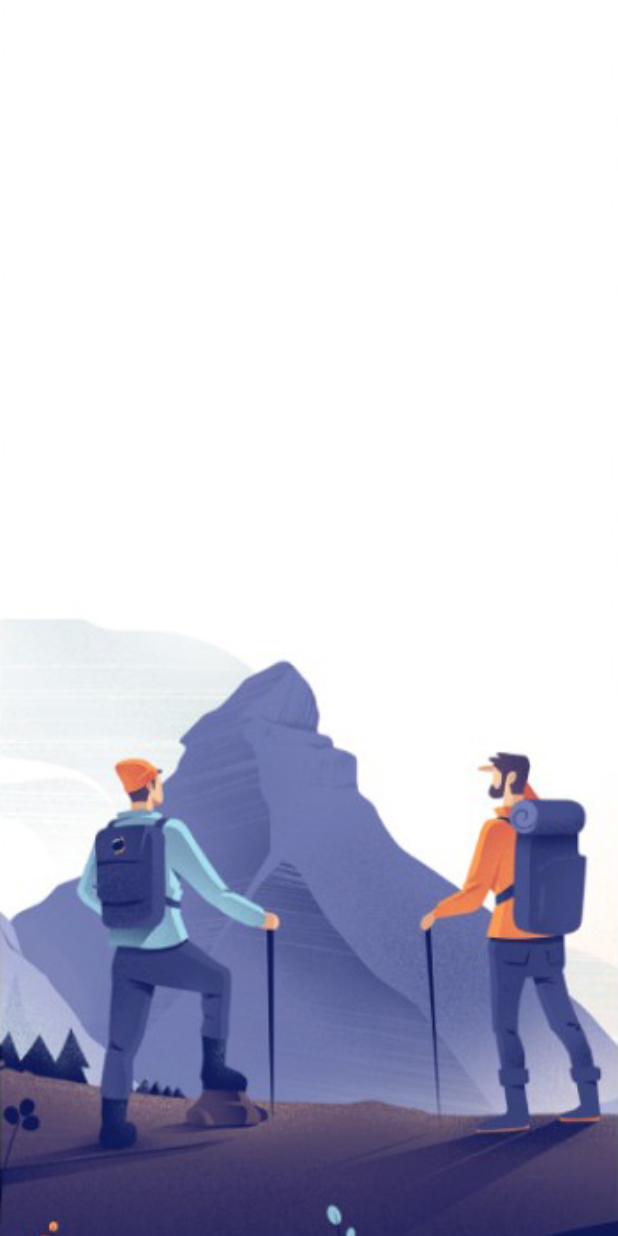
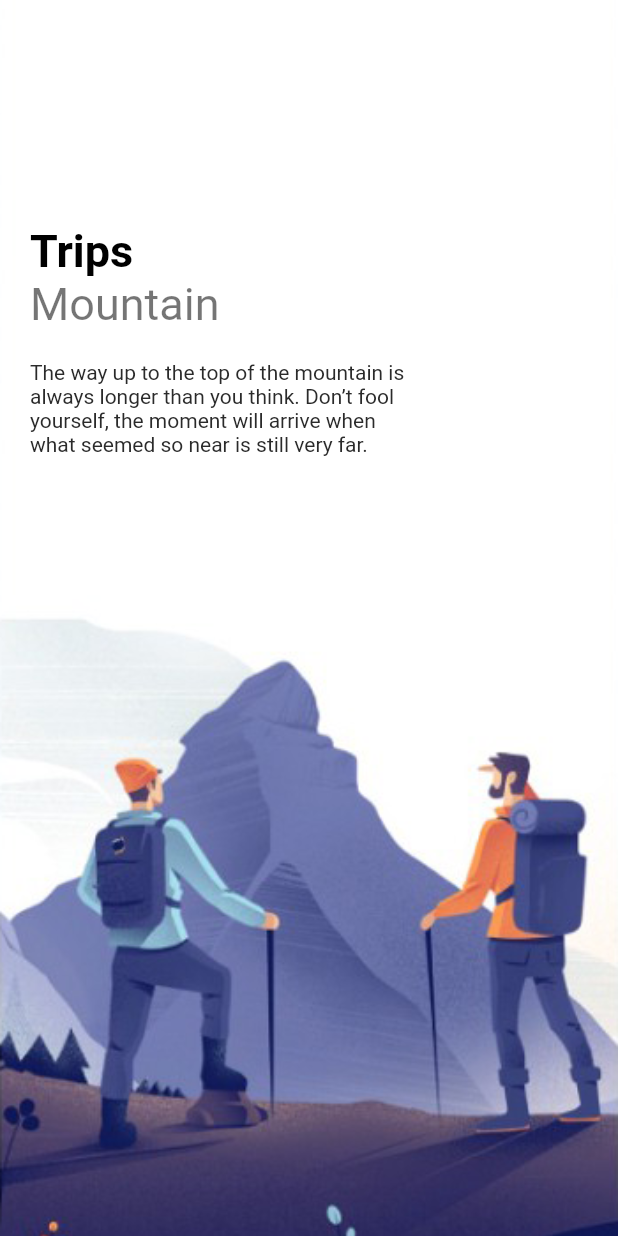
Before and after one commit to its-asaduzzaman/slider_app_flutter, a Flutter app: the screen it shows after launch, on a phone screen of 412 x 824 dp. Run offline on Flutter 3.47's test engine with Material 2 defaults, Android fonts, the phone set to English and light mode, and no system bars.

Commit message:
change image and add text for description

```diff
--- a/lib/main.dart
+++ b/lib/main.dart
@@ -1,5 +1,5 @@
 import 'package:flutter/material.dart';
-import 'package:slider_app_flutter/welcome_page.dart';
+import 'package:slider_app_flutter/pages/welcome_page.dart';
 
 void main() {
   runApp(const MyApp());
--- /dev/null
+++ b/lib/misc/colors.dart
@@ -0,0 +1,11 @@
+import 'dart:ui';
+
+class AppColors{
+  static final Color textColor1= Color(0xFF989acd);
+  static final Color textColor2 = Color(0xFF2A2A2A);
+  static final Color bigTextColor=Color(0xFF2e2e31);
+  static final Color mainColor= Color(0xFF5d69b3);
+  static final Color starColor = Color(0xFFe7bb4e);
+  static final Color mainTextColor = Color(0xFFababad);
+  static final Color buttonBackground = Color(0xFFf1f1f9);
+}
--- /dev/null
+++ b/lib/pages/welcome_page.dart
@@ -0,0 +1,71 @@
+import 'package:flutter/cupertino.dart';
+import 'package:flutter/material.dart';
+import 'package:slider_app_flutter/misc/colors.dart';
+import 'package:slider_app_flutter/widgets/app_large_text.dart';
+import 'package:slider_app_flutter/widgets/app_text.dart';
+
+class WelcomePage extends StatefulWidget {
+  const WelcomePage({Key? key}) : super(key: key);
+
+  @override
+  State<WelcomePage> createState() => _WelcomePageState();
+}
+
+class _WelcomePageState extends State<WelcomePage> {
+  List images = ['welcome-one.png', 'welcome-two.png', 'welcome-three.png'];
+  List placeTexts = ['Mountain', 'Sea Beach', 'Forest'];
+  List quotes = [
+    'The way up to the top of the mountain is always longer than you think. Don’t fool yourself, the moment will arrive when what seemed so near is still very far.',
+    'Beach Rules: Soak up the sun. Ride the waves. Breathe the salty air. Feel the breeze. Build sandcastles. Rest, relax, reflect. Collect seashells. Bare-feet required.',
+    'In some mysterious way woods have never seemed to me to be static things. In physical terms, I move through them; yet in metaphysical ones, they seem to move through me.'
+  ];
+
+  @override
+  Widget build(BuildContext context) {
+    return Scaffold(
+      body: PageView.builder(
+          scrollDirection: Axis.vertical,
+          itemCount: images.length,
+          itemBuilder: (_, index) {
+            return Container(
+              width: double.maxFinite,
+              height: double.maxFinite,
+              decoration: BoxDecoration(
+                image: DecorationImage(
+                  image: AssetImage("img/" + images[index]),
+                  fit: BoxFit.cover,
+                ),
+              ),
+              child: Container(
+                margin: const EdgeInsets.only(top: 150, left: 20, right: 20),
+                child: Row(
+                  children: <Widget>[
+                    Column(
+                      crossAxisAlignment: CrossAxisAlignment.start,
+                      children: <Widget>[
+                        AppLargeText(text: 'Trips'),
+                        AppText(
+                          text: placeTexts[index],
+                          size: 30.0,
+                        ),
+                        const SizedBox(
+                          height: 20.0,
+                        ),
+                        Container(
+                          width: 250,
+                          child: AppText(
+                            text: quotes[index],
+                            color: AppColors.textColor2,
+                            size: 14.0,
+                          ),
+                        ),
+                      ],
+                    )
+                  ],
+                ),
+              ),
+            );
+          }),
+    );
+  }
+}
--- a/lib/welcome_page.dart
+++ /dev/null
@@ -1,39 +0,0 @@
-import 'package:flutter/cupertino.dart';
-import 'package:flutter/material.dart';
-
-
-class WelcomePage extends StatefulWidget {
-  const WelcomePage({Key? key}) : super(key: key);
-
-  @override
-  State<WelcomePage> createState() => _WelcomePageState();
-}
-
-class _WelcomePageState extends State<WelcomePage> {
-  List images =['welcome-one.png',
-    'welcome-two.png',
-        'welcome-three.png'];
-  @override
-  Widget build(BuildContext context) {
-    return  Scaffold(
-      body: PageView.builder(
-          scrollDirection: Axis.vertical,
-          itemCount: images.length,
-          itemBuilder: (_, index){
-            return Container(
-              width: double.maxFinite,
-              height: double.maxFinite,
-              decoration: BoxDecoration(
-                image: DecorationImage(
-                  image: AssetImage(
-                    "img/"+images[index]
-                  ),
-                  fit: BoxFit.cover,
-                ),
-              ),
-            );
-
-      }),
-    );
-  }
-}
--- /dev/null
+++ b/lib/widgets/app_large_text.dart
@@ -0,0 +1,26 @@
+import 'package:flutter/material.dart';
+
+class AppLargeText extends StatelessWidget {
+  double size;
+  final String text;
+  final Color color;
+
+  AppLargeText(
+      {Key? key,
+      this.size = 30.0,
+      required this.text,
+      this.color = Colors.black})
+      : super(key: key);
+
+  @override
+  Widget build(BuildContext context) {
+    return Text(
+      text,
+      style: TextStyle(
+        color: color,
+        fontSize: size,
+        fontWeight: FontWeight.bold,
+      ),
+    );
+  }
+}
--- /dev/null
+++ b/lib/widgets/app_text.dart
@@ -0,0 +1,25 @@
+import 'package:flutter/material.dart';
+
+class AppText extends StatelessWidget {
+  double size;
+  final String text;
+  final Color color;
+
+  AppText(
+      {Key? key,
+      this.size = 16.0,
+      required this.text,
+      this.color = Colors.black54})
+      : super(key: key);
+
+  @override
+  Widget build(BuildContext context) {
+    return Text(
+      text,
+      style: TextStyle(
+        color: color,
+        fontSize: size,
+      ),
+    );
+  }
+}
```
Also changed, not shown: img/dddtwo.png (added), img/ff.png (added), img/welcome-thredsdsde.png (added), img/welcome-three.png, img/welcome-two.png.
